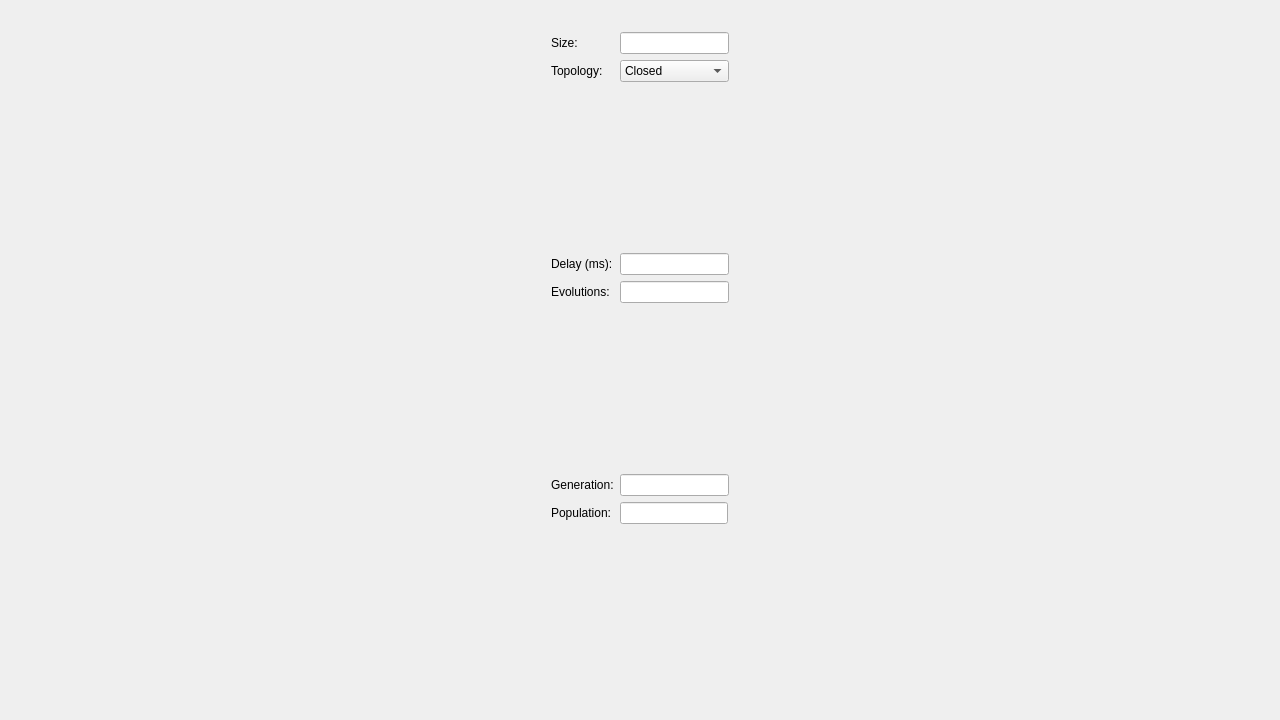
Before: the Qt Designer form QtConway/mainwindow.ui in dragos-foianu/QtStuff, drawn with Qt 5.
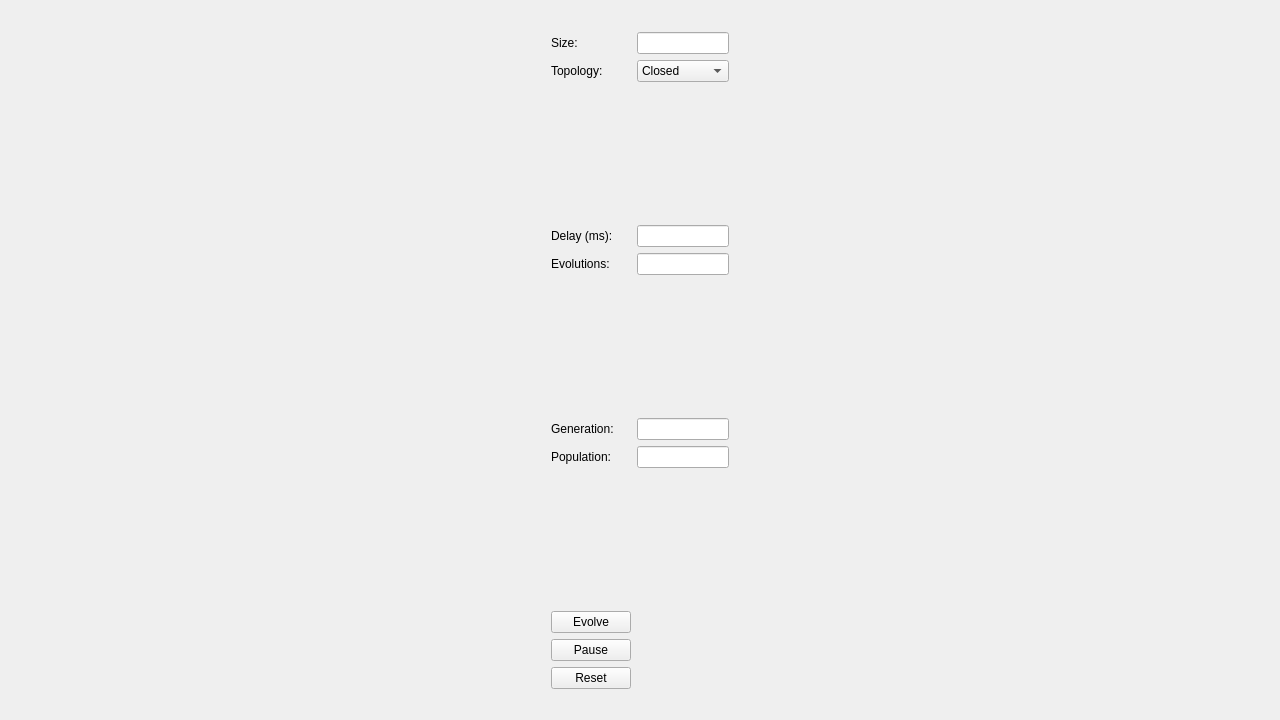
After: the same form once the commit is applied.

What changed in the file:
```diff
--- a/QtConway/mainwindow.ui
+++ b/QtConway/mainwindow.ui
@@ -193,6 +193,27 @@
           </property>
          </spacer>
         </item>
+        <item row="17" column="0">
+         <widget class="QPushButton" name="evolveButton">
+          <property name="text">
+           <string>Evolve</string>
+          </property>
+         </widget>
+        </item>
+        <item row="18" column="0">
+         <widget class="QPushButton" name="pauseButton">
+          <property name="text">
+           <string>Pause</string>
+          </property>
+         </widget>
+        </item>
+        <item row="19" column="0">
+         <widget class="QPushButton" name="resetButton">
+          <property name="text">
+           <string>Reset</string>
+          </property>
+         </widget>
+        </item>
        </layout>
       </widget>
      </item>
```
